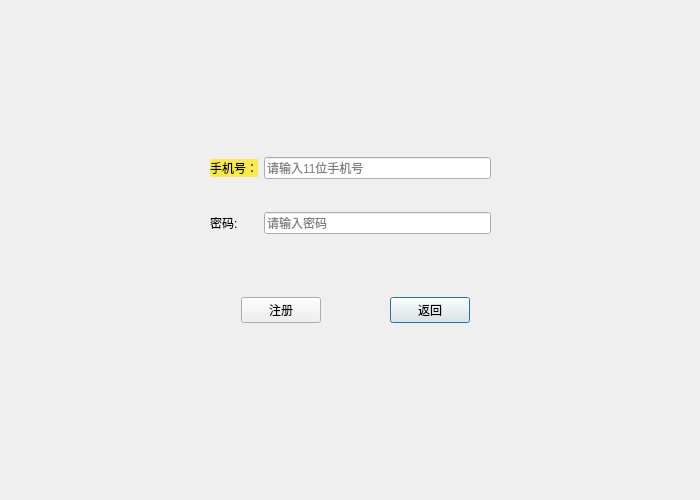
Before: the Qt Designer form beginui/logup.ui in himarsmty/c-homework, drawn with Qt 5.
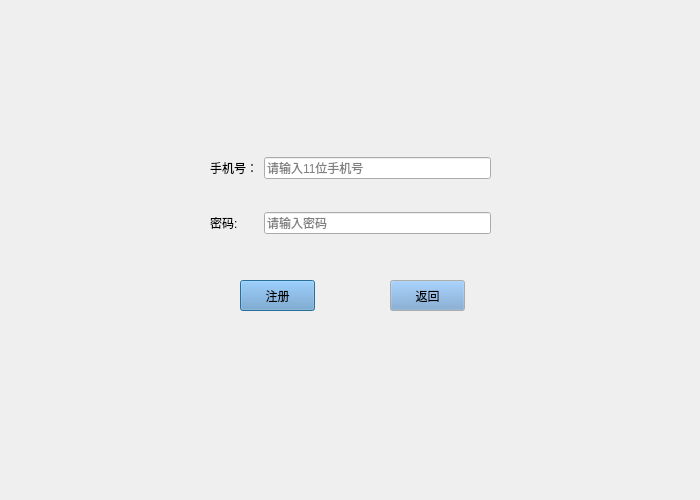
After: the same form once the commit is applied. Icons and pictures are not drawn.

What changed in the file:
```diff
--- a/beginui/logup.ui
+++ b/beginui/logup.ui
@@ -36,7 +36,7 @@
     <item row="0" column="0" alignment="Qt::AlignVCenter">
      <widget class="QLabel" name="phnumlabel">
       <property name="styleSheet">
-       <string notr="true">background-color: rgb(252, 233, 79);</string>
+       <string notr="true"/>
       </property>
       <property name="text">
        <string>手机号：</string>
@@ -59,34 +59,105 @@
     </item>
    </layout>
   </widget>
-  <widget class="QWidget" name="gridLayoutWidget_2">
+  <widget class="QPushButton" name="logupbtn">
    <property name="geometry">
     <rect>
-     <x>210</x>
+     <x>240</x>
      <y>280</y>
-     <width>291</width>
-     <height>61</height>
+     <width>75</width>
+     <height>31</height>
     </rect>
    </property>
-   <layout class="QGridLayout" name="gridLayout_5">
-    <item row="0" column="2" alignment="Qt::AlignHCenter">
-     <widget class="QPushButton" name="returbtn">
-      <property name="text">
-       <string>返回</string>
-      </property>
-     </widget>
-    </item>
-    <item row="0" column="0" alignment="Qt::AlignHCenter">
-     <widget class="QPushButton" name="logupbtn">
-      <property name="text">
-       <string>注册</string>
-      </property>
-     </widget>
-    </item>
-    <item row="0" column="1">
-     <layout class="QHBoxLayout" name="horizontalLayout_2"/>
-    </item>
-   </layout>
+   <property name="palette">
+    <palette>
+     <active>
+      <colorrole role="Button">
+       <brush brushstyle="SolidPattern">
+        <color alpha="255">
+         <red>114</red>
+         <green>159</green>
+         <blue>207</blue>
+        </color>
+       </brush>
+      </colorrole>
+     </active>
+     <inactive>
+      <colorrole role="Button">
+       <brush brushstyle="SolidPattern">
+        <color alpha="255">
+         <red>114</red>
+         <green>159</green>
+         <blue>207</blue>
+        </color>
+       </brush>
+      </colorrole>
+     </inactive>
+     <disabled>
+      <colorrole role="Button">
+       <brush brushstyle="SolidPattern">
+        <color alpha="255">
+         <red>114</red>
+         <green>159</green>
+         <blue>207</blue>
+        </color>
+       </brush>
+      </colorrole>
+     </disabled>
+    </palette>
+   </property>
+   <property name="text">
+    <string>注册</string>
+   </property>
+  </widget>
+  <widget class="QPushButton" name="returbtn">
+   <property name="geometry">
+    <rect>
+     <x>390</x>
+     <y>280</y>
+     <width>75</width>
+     <height>31</height>
+    </rect>
+   </property>
+   <property name="palette">
+    <palette>
+     <active>
+      <colorrole role="Button">
+       <brush brushstyle="SolidPattern">
+        <color alpha="255">
+         <red>114</red>
+         <green>159</green>
+         <blue>207</blue>
+        </color>
+       </brush>
+      </colorrole>
+     </active>
+     <inactive>
+      <colorrole role="Button">
+       <brush brushstyle="SolidPattern">
+        <color alpha="255">
+         <red>114</red>
+         <green>159</green>
+         <blue>207</blue>
+        </color>
+       </brush>
+      </colorrole>
+     </inactive>
+     <disabled>
+      <colorrole role="Button">
+       <brush brushstyle="SolidPattern">
+        <color alpha="255">
+         <red>114</red>
+         <green>159</green>
+         <blue>207</blue>
+        </color>
+       </brush>
+      </colorrole>
+     </disabled>
+    </palette>
+   </property>
+   <property name="text">
+    <string>返回</string>
+   </property>
   </widget>
  </widget>
  <resources/>
```
Left out of the diff: 4 changed lines with no effect on the pictures.
